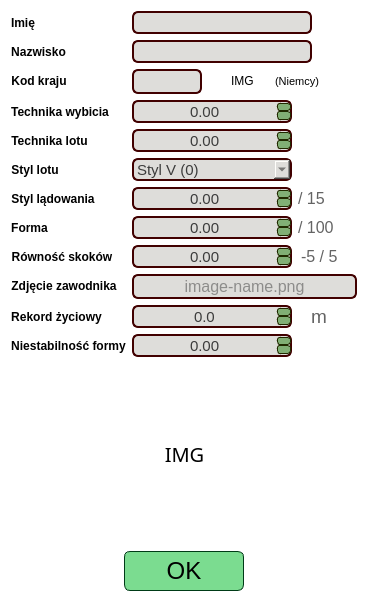
SiekamCebule/sj-sim, file source/UI/EditorWidgets/JumperEditorWidget.ui: the form before one commit.
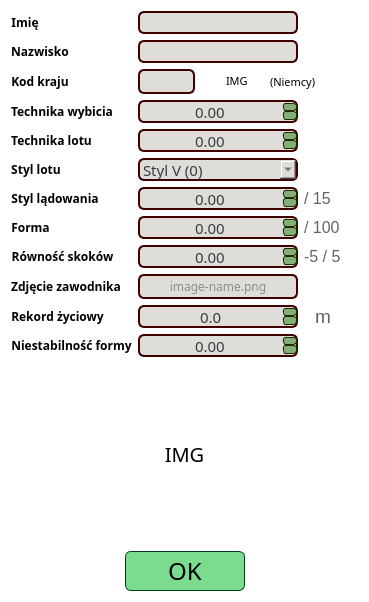
The form after the commit.

```diff
--- a/source/UI/EditorWidgets/JumperEditorWidget.ui
+++ b/source/UI/EditorWidgets/JumperEditorWidget.ui
@@ -6,7 +6,7 @@
    <rect>
     <x>0</x>
     <y>0</y>
-    <width>367</width>
+    <width>369</width>
     <height>602</height>
    </rect>
   </property>
@@ -34,7 +34,7 @@
         <widget class="QLabel" name="label_">
          <property name="font">
           <font>
-           <family>Segoe UI</family>
+           <family>Quicksand</family>
            <pointsize>9</pointsize>
            <bold>true</bold>
           </font>
@@ -66,18 +66,19 @@
         <widget class="QLineEdit" name="lineEdit_name">
          <property name="minimumSize">
           <size>
-           <width>180</width>
+           <width>160</width>
            <height>23</height>
           </size>
          </property>
          <property name="maximumSize">
           <size>
-           <width>180</width>
+           <width>160</width>
            <height>23</height>
           </size>
          </property>
          <property name="font">
           <font>
+           <family>Quicksand Medium</family>
            <pointsize>11</pointsize>
           </font>
          </property>
@@ -114,7 +115,7 @@
         <widget class="QLabel" name="label_2">
          <property name="font">
           <font>
-           <family>Segoe UI</family>
+           <family>Quicksand</family>
            <pointsize>9</pointsize>
            <bold>true</bold>
           </font>
@@ -146,18 +147,19 @@
         <widget class="QLineEdit" name="lineEdit_surname">
          <property name="minimumSize">
           <size>
-           <width>180</width>
+           <width>160</width>
            <height>23</height>
           </size>
          </property>
          <property name="maximumSize">
           <size>
-           <width>180</width>
+           <width>160</width>
            <height>23</height>
           </size>
          </property>
          <property name="font">
           <font>
+           <family>Quicksand Medium</family>
            <pointsize>11</pointsize>
           </font>
          </property>
@@ -194,7 +196,7 @@
         <widget class="QLabel" name="label_3">
          <property name="font">
           <font>
-           <family>Segoe UI</family>
+           <family>Quicksand</family>
            <pointsize>9</pointsize>
            <bold>true</bold>
           </font>
@@ -228,19 +230,19 @@
           <widget class="QLineEdit" name="lineEdit_countryCode">
            <property name="minimumSize">
             <size>
-             <width>70</width>
+             <width>57</width>
              <height>25</height>
             </size>
            </property>
            <property name="maximumSize">
             <size>
-             <width>70</width>
+             <width>57</width>
              <height>25</height>
             </size>
            </property>
            <property name="font">
             <font>
-             <family>Quicksand [PfEd]</family>
+             <family>Quicksand Medium</family>
              <pointsize>14</pointsize>
              <bold>true</bold>
             </font>
@@ -310,6 +312,12 @@
              <height>22</height>
             </size>
            </property>
+           <property name="font">
+            <font>
+             <family>Quicksand Medium</family>
+             <pointsize>8</pointsize>
+            </font>
+           </property>
            <property name="styleSheet">
             <string notr="true">QWidget{
 	background: transparent;
@@ -325,6 +333,7 @@
           <widget class="QLabel" name="label_countryName">
            <property name="font">
             <font>
+             <family>Quicksand Medium</family>
              <pointsize>8</pointsize>
             </font>
            </property>
@@ -355,7 +364,7 @@
         <widget class="QLabel" name="label_5">
          <property name="font">
           <font>
-           <family>Segoe UI</family>
+           <family>Quicksand</family>
            <pointsize>9</pointsize>
            <bold>true</bold>
           </font>
@@ -399,6 +408,7 @@
          </property>
          <property name="font">
           <font>
+           <family>Quicksand Medium</family>
            <pointsize>11</pointsize>
           </font>
          </property>
@@ -438,7 +448,7 @@
         <widget class="QLabel" name="label_6">
          <property name="font">
           <font>
-           <family>Segoe UI</family>
+           <family>Quicksand</family>
            <pointsize>9</pointsize>
            <bold>true</bold>
           </font>
@@ -482,6 +492,7 @@
          </property>
          <property name="font">
           <font>
+           <family>Quicksand Medium</family>
            <pointsize>11</pointsize>
           </font>
          </property>
@@ -521,7 +532,7 @@
         <widget class="QLabel" name="label_7">
          <property name="font">
           <font>
-           <family>Segoe UI</family>
+           <family>Quicksand</family>
            <pointsize>9</pointsize>
            <bold>true</bold>
           </font>
@@ -565,6 +576,7 @@
          </property>
          <property name="font">
           <font>
+           <family>Quicksand Medium</family>
            <pointsize>11</pointsize>
           </font>
          </property>
@@ -621,7 +633,7 @@
         <widget class="QLabel" name="label_8">
          <property name="font">
           <font>
-           <family>Segoe UI</family>
+           <family>Quicksand</family>
            <pointsize>9</pointsize>
            <bold>true</bold>
           </font>
@@ -667,6 +679,7 @@
            </property>
            <property name="font">
             <font>
+             <family>Quicksand Medium</family>
              <pointsize>11</pointsize>
             </font>
            </property>
@@ -732,7 +745,7 @@
         <widget class="QLabel" name="label_form">
          <property name="font">
           <font>
-           <family>Segoe UI</family>
+           <family>Quicksand</family>
            <pointsize>9</pointsize>
            <bold>true</bold>
           </font>
@@ -764,7 +777,7 @@
         <widget class="QLabel" name="label_10">
          <property name="font">
           <font>
-           <family>Segoe UI</family>
+           <family>Quicksand</family>
            <pointsize>9</pointsize>
            <bold>true</bold>
           </font>
@@ -816,6 +829,7 @@
            </property>
            <property name="font">
             <font>
+             <family>Quicksand Medium</family>
              <pointsize>11</pointsize>
             </font>
            </property>
@@ -930,6 +944,7 @@
            </property>
            <property name="font">
             <font>
+             <family>Quicksand Medium</family>
              <pointsize>11</pointsize>
             </font>
            </property>
@@ -986,7 +1001,7 @@
         <widget class="QLabel" name="label_imgText">
          <property name="font">
           <font>
-           <family>Segoe UI</family>
+           <family>Quicksand</family>
            <pointsize>9</pointsize>
            <bold>true</bold>
           </font>
@@ -1009,7 +1024,7 @@
         <widget class="QLabel" name="label_personalBest">
          <property name="font">
           <font>
-           <family>Segoe UI</family>
+           <family>Quicksand</family>
            <pointsize>9</pointsize>
            <bold>true</bold>
           </font>
@@ -1032,19 +1047,20 @@
         <widget class="QLineEdit" name="lineEdit_img">
          <property name="minimumSize">
           <size>
-           <width>225</width>
+           <width>160</width>
            <height>25</height>
           </size>
          </property>
          <property name="maximumSize">
           <size>
-           <width>225</width>
+           <width>160</width>
            <height>25</height>
           </size>
          </property>
          <property name="font">
           <font>
-           <pointsize>12</pointsize>
+           <family>Quicksand Medium</family>
+           <pointsize>9</pointsize>
           </font>
          </property>
          <property name="focusPolicy">
@@ -1097,6 +1113,7 @@
            </property>
            <property name="font">
             <font>
+             <family>Quicksand Medium</family>
              <pointsize>11</pointsize>
             </font>
            </property>
@@ -1201,7 +1218,7 @@
         <widget class="QLabel" name="label_formInstability">
          <property name="font">
           <font>
-           <family>Segoe UI</family>
+           <family>Quicksand</family>
            <pointsize>9</pointsize>
            <bold>true</bold>
           </font>
@@ -1242,6 +1259,7 @@
          </property>
          <property name="font">
           <font>
+           <family>Quicksand Medium</family>
            <pointsize>11</pointsize>
           </font>
          </property>
@@ -1401,6 +1419,7 @@
        </property>
        <property name="font">
         <font>
+         <family>Quicksand Medium</family>
          <pointsize>18</pointsize>
         </font>
        </property>
```
